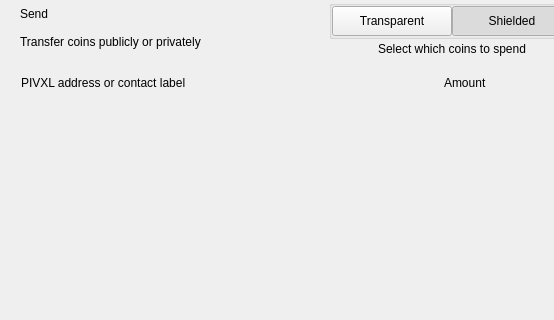
The window that src/qt/pivxl/forms/send.ui (PivxLiteDev/PivxLite) describes before a commit, drawn with Qt 5; both pictures show x 0 to 554 and y 0 to 320 of the 893 by 700 pixel window.
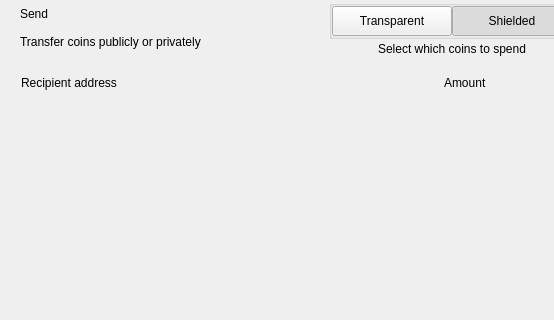
The same window after the commit. Custom widgets are drawn as their Qt base class.

The edit to the form file:
```diff
--- a/src/qt/pivxl/forms/send.ui
+++ b/src/qt/pivxl/forms/send.ui
@@ -255,7 +255,7 @@
              <string notr="true">margin-left:8px;</string>
             </property>
             <property name="text">
-             <string>PIVXL address or contact label</string>
+             <string>Recipient address</string>
             </property>
            </widget>
           </item>
```
